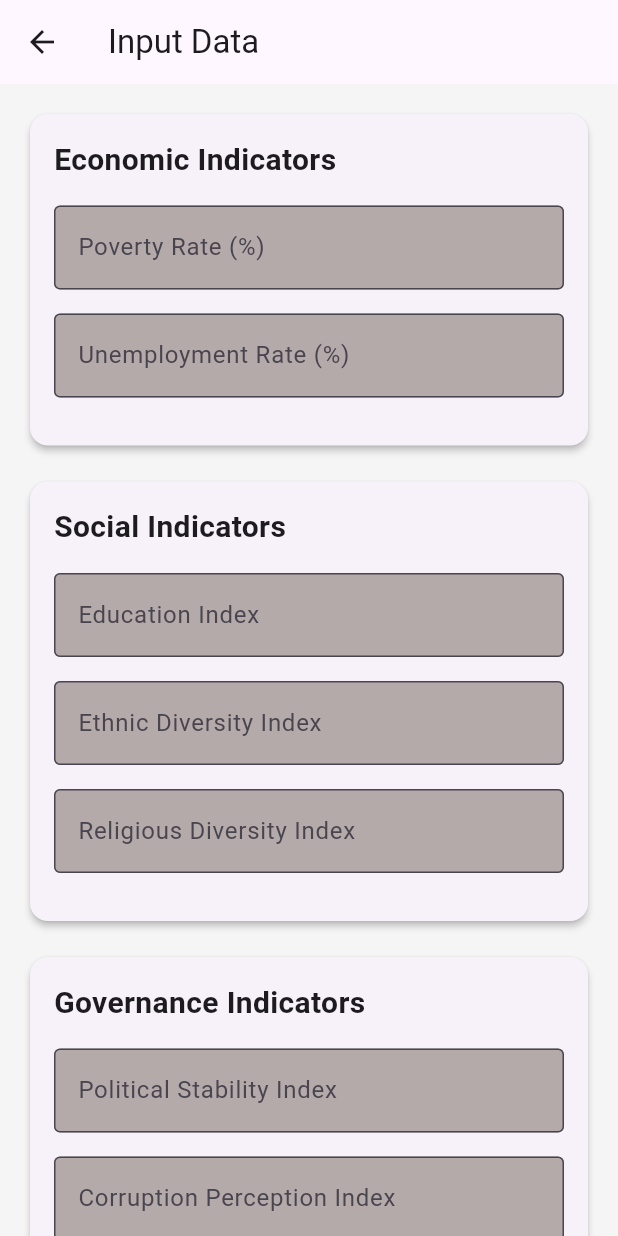
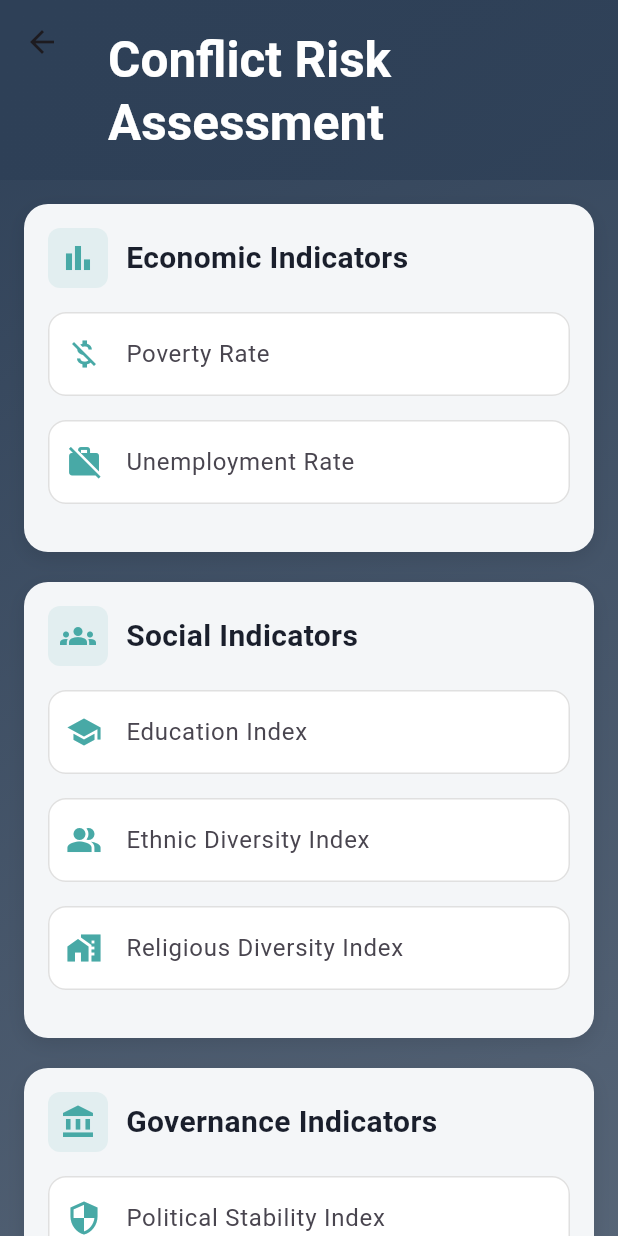
Before and after one commit to Ngum12/linear_regression_model, a Flutter app: the PredictionScreen screen opened directly, on a phone screen of 412 x 824 dp. Run offline on Flutter 3.47's test engine with Material 3 defaults, Android fonts, the phone set to English and light mode, and no system bars; our stand-ins replace fl_chart, video_player.

Commit message:
Our flutter app here

```diff
--- a/flutter_app/lib/main.dart
+++ b/flutter_app/lib/main.dart
@@ -282,8 +282,8 @@ class _HomeScreenState extends State<HomeScreen> {
     );
   }
 }
+// Prediction input screen
 
-// Prediction Screen with Form and Results
 class PredictionScreen extends StatefulWidget {
   const PredictionScreen({Key? key}) : super(key: key);
 
@@ -308,6 +308,12 @@ class _PredictionScreenState extends State<PredictionScreen> {
   String? error;
   Map<String, dynamic>? predictions;
 
+  // Custom colors
+  final Color primaryColor = const Color(0xFF2E4057);
+  final Color accentColor = const Color(0xFF48A9A6);
+  final Color cardColor = const Color(0xFFF4F6F8);
+  final Color textColor = const Color(0xFF1A1F2C);
+
   Future<void> fetchPrediction() async {
     if (!_formKey.currentState!.validate()) return;
 
@@ -318,7 +324,7 @@ class _PredictionScreenState extends State<PredictionScreen> {
 
     try {
       final response = await http.post(
-        Uri.parse('https://african-conflict-api.onrender.com/predict'), // Updated live URL
+        Uri.parse('https://african-conflict-api.onrender.com/predict'),
         headers: {'Content-Type': 'application/json'},
         body: json.encode({
           'Poverty_Rate': double.parse(controllers['poverty']!.text),
@@ -361,149 +367,233 @@ class _PredictionScreenState extends State<PredictionScreen> {
   @override
   Widget build(BuildContext context) {
     return Scaffold(
-      appBar: AppBar(
-        title: const Text('Input Data'),
+      body: Container(
+        decoration: BoxDecoration(
+          gradient: LinearGradient(
+            begin: Alignment.topLeft,
+            end: Alignment.bottomRight,
+            colors: [primaryColor, primaryColor.withOpacity(0.8)],
+          ),
+        ),
+        child: SafeArea(
+          child: CustomScrollView(
+            slivers: [
+              // Custom App Bar
+              SliverAppBar(
+                expandedHeight: 120,
+                floating: true,
+                pinned: true,
+                backgroundColor: Colors.transparent,
                 elevation: 0,
-      ),
-      body: Form(
-        key: _formKey,
-        child: ListView(
-          padding: const EdgeInsets.all(16.0),
-          children: [
-            Card(
-              child: Padding(
-                padding: const EdgeInsets.all(16.0),
-                child: Column(
-                  crossAxisAlignment: CrossAxisAlignment.start,
-                  children: [
-                    const Text(
-                      'Economic Indicators',
+                flexibleSpace: FlexibleSpaceBar(
+                  title: Text(
+                    'Conflict Risk Assessment',
                     style: TextStyle(
-                        fontSize: 20,
+                      color: Colors.white,
                       fontWeight: FontWeight.bold,
                     ),
                   ),
-                    const SizedBox(height: 16),
+                  background: Container(
+                    decoration: BoxDecoration(
+                      gradient: LinearGradient(
+                        begin: Alignment.topLeft,
+                        end: Alignment.bottomRight,
+                        colors: [primaryColor, primaryColor.withOpacity(0.8)],
+                      ),
+                    ),
+                  ),
+                ),
+              ),
+
+              // Form Content
+              SliverToBoxAdapter(
+                child: Padding(
+                  padding: const EdgeInsets.all(16.0),
+                  child: Form(
+                    key: _formKey,
+                    child: Column(
+                      children: [
+                        _buildSection(
+                          'Economic Indicators',
+                          Icons.bar_chart, // Changed icon
+                          [
                             _buildInputField(
                               controllers['poverty']!,
-                      'Poverty Rate (%)',
-                      'Enter a value between 0 and 100',
+                              'Poverty Rate',
+                              'Enter value (0-100%)',
                               (value) => _validatePercentage(value, 'Poverty rate'),
+                              icon: Icons.money_off, // Changed icon
                             ),
                             _buildInputField(
                               controllers['unemployment']!,
-                      'Unemployment Rate (%)',
-                      'Enter a value between 0 and 100',
+                              'Unemployment Rate',
+                              'Enter value (0-100%)',
                               (value) => _validatePercentage(value, 'Unemployment rate'),
+                              icon: Icons.work_off, // Changed icon
+                            ),
+                          ],
+                        ),
+                        const SizedBox(height: 20),
+                        _buildSection(
+                          'Social Indicators',
+                          Icons.groups, // Changed icon
+                          [
+                            _buildInputField(
+                              controllers['education']!,
+                              'Education Index',
+                              'Enter value (0-1)',
+                              (value) => _validateRange(value, 'Education index', 0, 1),
+                              icon: Icons.school, // This icon exists
+                            ),
+                            _buildInputField(
+                              controllers['ethnic']!,
+                              'Ethnic Diversity Index',
+                              'Enter value (0-1)',
+                              (value) => _validateRange(value, 'Ethnic diversity index', 0, 1),
+                              icon: Icons.people_alt, // Changed icon
+                            ),
+                            _buildInputField(
+                              controllers['religious']!,
+                              'Religious Diversity Index',
+                              'Enter value (0-1)',
+                              (value) => _validateRange(value, 'Religious diversity index', 0, 1),
+                              icon: Icons.maps_home_work, // Changed icon
+                            ),
+                          ],
+                        ),
+                        const SizedBox(height: 20),
+                        _buildSection(
+                          'Governance Indicators',
+                          Icons.account_balance, // This icon exists
+                          [
+                            _buildInputField(
+                              controllers['stability']!,
+                              'Political Stability Index',
+                              'Enter value (-2.5 to 2.5)',
+                              (value) => _validateNumber(value, 'Political stability index'),
+                              icon: Icons.security, // Changed icon
+                            ),
+                            _buildInputField(
+                              controllers['corruption']!,
+                              'Corruption Perception Index',
+                              'Enter value (0-100)',
+                              (value) => _validatePercentage(value, 'Corruption perception index'),
+                              icon: Icons.warning, // Changed icon
+                            ),
+                            _buildInputField(
+                              controllers['density']!,
+                              'Population Density',
+                              'Enter value (people/km²)',
+                              (value) => _validatePositiveNumber(value, 'Population density'),
+                              icon: Icons.group, // This icon exists
+                            ),
+                          ],
+                        ),
+                        const SizedBox(height: 24),
+                        if (error != null)
+                          Container(
+                            padding: const EdgeInsets.all(16),
+                            decoration: BoxDecoration(
+                              color: Colors.red.withOpacity(0.1),
+                              borderRadius: BorderRadius.circular(12),
+                              border: Border.all(color: Colors.red.withOpacity(0.3)),
+                            ),
+                            child: Row(
+                              children: [
+                                const Icon(Icons.error_outline, color: Colors.red),
+                                const SizedBox(width: 8),
+                                Expanded(
+                                  child: Text(
+                                    error!,
+                                    style: const TextStyle(color: Colors.red),
+                                  ),
+                                ),
+                              ],
+                            ),
+                          ),
+                        const SizedBox(height: 24),
+                        SizedBox(
+                          width: double.infinity,
+                          height: 56,
+                          child: ElevatedButton(
+                            onPressed: isLoading ? null : fetchPrediction,
+                            style: ElevatedButton.styleFrom(
+                              backgroundColor: accentColor, // Updated from primary
+                              shape: RoundedRectangleBorder(
+                                borderRadius: BorderRadius.circular(12),
+                              ),
+                              elevation: 2,
+                            ),
+                            child: isLoading
+                                ? const CircularProgressIndicator(color: Colors.white)
+                                : const Text(
+                                    'Generate Prediction',
+                                    style: TextStyle(
+                                      fontSize: 18,
+                                      fontWeight: FontWeight.bold,
+                                      color: Colors.white,
+                                    ),
+                                  ),
+                          ),
                         ),
                       ],
                     ),
                   ),
                 ),
-            const SizedBox(height: 16),
-            Card(
-              child: Padding(
-                padding: const EdgeInsets.all(16.0),
-                child: Column(
-                  crossAxisAlignment: CrossAxisAlignment.start,
-                  children: [
-                    const Text(
-                      'Social Indicators',
-                      style: TextStyle(
-                        fontSize: 20,
-                        fontWeight: FontWeight.bold,
-                      ),
-                    ),
-                    const SizedBox(height: 16),
-                    _buildInputField(
-                      controllers['education']!,
-                      'Education Index',
-                      'Enter a value between 0 and 1',
-                      (value) => _validateRange(value, 'Education index', 0, 1),
-                    ),
-                    _buildInputField(
-                      controllers['ethnic']!,
-                      'Ethnic Diversity Index',
-                      'Enter a value between 0 and 1',
-                      (value) => _validateRange(value, 'Ethnic diversity index', 0, 1),
-                    ),
-                    _buildInputField(
-                      controllers['religious']!,
-                      'Religious Diversity Index',
-                      'Enter a value between 0 and 1',
-                      (value) => _validateRange(value, 'Religious diversity index', 0, 1),
               ),
             ],
           ),
         ),
       ),
-            const SizedBox(height: 16),
-            Card(
-              child: Padding(
-                padding: const EdgeInsets.all(16.0),
+    );
+  }
+
+  Widget _buildSection(String title, IconData headerIcon, List<Widget> children) {
+    return Container(
+      decoration: BoxDecoration(
+        color: cardColor,
+        borderRadius: BorderRadius.circular(16),
+        boxShadow: [
+          BoxShadow(
+            color: Colors.black.withOpacity(0.1),
+            blurRadius: 10,
+            offset: Offset(0, 4),
+          ),
+        ],
+      ),
       child: Column(
         crossAxisAlignment: CrossAxisAlignment.start,
         children: [
-                    const Text(
-                      'Governance Indicators',
+          Padding(
+            padding: const EdgeInsets.all(16),
+            child: Row(
+              children: [
+                Container(
+                  padding: const EdgeInsets.all(8),
+                  decoration: BoxDecoration(
+                    color: accentColor.withOpacity(0.1),
+                    borderRadius: BorderRadius.circular(8),
+                  ),
+                  child: Icon(headerIcon, color: accentColor),
+                ),
+                const SizedBox(width: 12),
+                Text(
+                  title,
                   style: TextStyle(
                     fontSize: 20,
                     fontWeight: FontWeight.bold,
+                    color: textColor,
                   ),
-                    ),
-                    const SizedBox(height: 16),
-                    _buildInputField(
-                      controllers['stability']!,
-                      'Political Stability Index',
-                      'Enter a value (typically -2.5 to 2.5)',
-                      (value) => _validateNumber(value, 'Political stability index'),
-                    ),
-                    _buildInputField(
-                      controllers['corruption']!,
-                      'Corruption Perception Index',
-                      'Enter a value between 0 and 100',
-                      (value) => _validatePercentage(value, 'Corruption perception index'),
-                    ),
-                    _buildInputField(
-                      controllers['density']!,
-                      'Population Density',
-                      'Enter population per square kilometer',
-                      (value) => _validatePositiveNumber(value, 'Population density'),
                 ),
               ],
             ),
           ),
-            ),
-            const SizedBox(height: 24),
-            if (error != null)
-              Card(
-                color: Colors.red[100],
-                child: Padding(
-                  padding: const EdgeInsets.all(16.0),
-                  child: Text(
-                    error!,
-                    style: const TextStyle(color: Colors.red),
-                  ),
-                ),
+          Padding(
+            padding: const EdgeInsets.symmetric(horizontal: 16),
+            child: Column(children: children),
           ),
           const SizedBox(height: 16),
-            ElevatedButton(
-              onPressed: isLoading ? null : fetchPrediction,
-              style: ElevatedButton.styleFrom(
-                padding: const EdgeInsets.symmetric(vertical: 16),
-                shape: RoundedRectangleBorder(
-                  borderRadius: BorderRadius.circular(8),
-                ),
-              ),
-              child: isLoading
-                  ? const CircularProgressIndicator()
-                  : const Text(
-                      'Generate Predictions',
-                      style: TextStyle(fontSize: 18),
-                    ),
-            ),
         ],
-        ),
       ),
     );
   }
@@ -512,20 +602,34 @@ class _PredictionScreenState extends State<PredictionScreen> {
     TextEditingController controller,
     String label,
     String hint,
-    String? Function(String?) validator,
-  ) {
+    String? Function(String?) validator, {
+    IconData? icon,
+  }) {
     return Padding(
-      padding: const EdgeInsets.only(bottom: 16.0),
+      padding: const EdgeInsets.only(bottom: 16),
       child: TextFormField(
         controller: controller,
         decoration: InputDecoration(
           labelText: label,
           hintText: hint,
-          border: const OutlineInputBorder(),
+          prefixIcon: Icon(icon, color: accentColor),
+          border: OutlineInputBorder(
+            borderRadius: BorderRadius.circular(12),
+            borderSide: BorderSide(color: Colors.grey.shade300),
+          ),
+          enabledBorder: OutlineInputBorder(
+            borderRadius: BorderRadius.circular(12),
+            borderSide: BorderSide(color: Colors.grey.shade300),
+          ),
+          focusedBorder: OutlineInputBorder(
+            borderRadius: BorderRadius.circular(12),
+            borderSide: BorderSide(color: accentColor, width: 2),
+          ),
           filled: true,
-          fillColor: const Color.fromARGB(255, 181, 170, 170),
+          fillColor: Colors.white,
+          contentPadding: EdgeInsets.symmetric(horizontal: 16, vertical: 16),
         ),
-        keyboardType: const TextInputType.numberWithOptions(decimal: true),
+        keyboardType: TextInputType.numberWithOptions(decimal: true),
         inputFormatters: [
           FilteringTextInputFormatter.allow(RegExp(r'[-0-9.]')),
         ],
@@ -534,59 +638,37 @@ class _PredictionScreenState extends State<PredictionScreen> {
     );
   }
 
+  // Validation helpers remain the same
   String? _validatePercentage(String? value, String field) {
-    if (value == null || value.isEmpty) {
-      return '$field is required';
-    }
+    if (value == null || value.isEmpty) return '$field is required';
     final number = double.tryParse(value);
-    if (number == null) {
-      return 'Please enter a valid number';
-    }
-    if (number < 0 || number > 100) {
-      return '$field must be between 0 and 100';
-    }
+    if (number == null) return 'Please enter a valid number';
+    if (number < 0 || number > 100) return '$field must be between 0 and 100';
     return null;
   }
 
   String? _validateRange(String? value, String field, double min, double max) {
-    if (value == null || value.isEmpty) {
-      return '$field is required';
-    }
+    if (value == null || value.isEmpty) return '$field is required';
     final number = double.tryParse(value);
-    if (number == null) {
-      return 'Please enter a valid number';
-    }
-    if (number < min || number > max) {
-      return '$field must be between $min and $max';
-    }
+    if (number == null) return 'Please enter a valid number';
+    if (number < min || number > max) return '$field must be between $min and $max';
     return null;
   }
 
   String? _validateNumber(String? value, String field) {
-    if (value == null || value.isEmpty) {
-      return '$field is required';
-    }
-    if (double.tryParse(value) == null) {
-      return 'Please enter a valid number';
-    }
+    if (value == null || value.isEmpty) return '$field is required';
+    if (double.tryParse(value) == null) return 'Please enter a valid number';
     return null;
   }
 
   String? _validatePositiveNumber(String? value, String field) {
-    if (value == null || value.isEmpty) {
-      return '$field is required';
-    }
+    if (value == null || value.isEmpty) return '$field is required';
     final number = double.tryParse(value);
-    if (number == null) {
-      return 'Please enter a valid number';
-    }
-    if (number < 0) {
-      return '$field must be positive';
-    }
+    if (number == null) return 'Please enter a valid number';
+    if (number < 0) return '$field must be positive';
     return null;
   }
 }
-
 
 // Results Screen with Visualizations
 class ResultsScreen extends StatelessWidget {
--- a/flutter_app/pubspec.yaml
+++ b/flutter_app/pubspec.yaml
@@ -20,5 +20,6 @@ environment:
   sdk: '^3.5.0'
 
 flutter:
+  uses-material-design: true # Add this line for Material icons
   assets:
-   - assets/videos/1116.mp4
+  - assets/videos/1116.mp4
```
Also changed, not shown: flutter_app/assets/soldier-60762_1280.jpg (added). Lines whose indentation alone changed are shown as unchanged.
